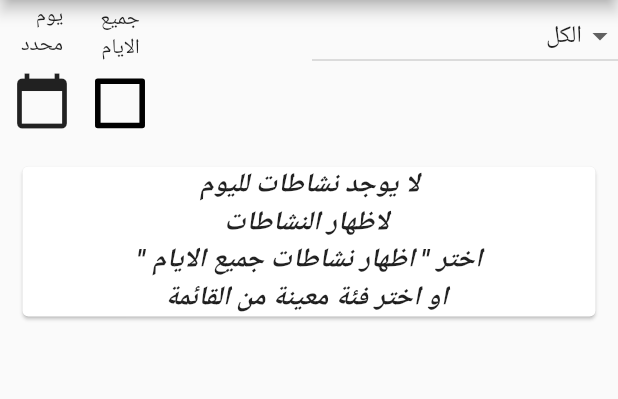
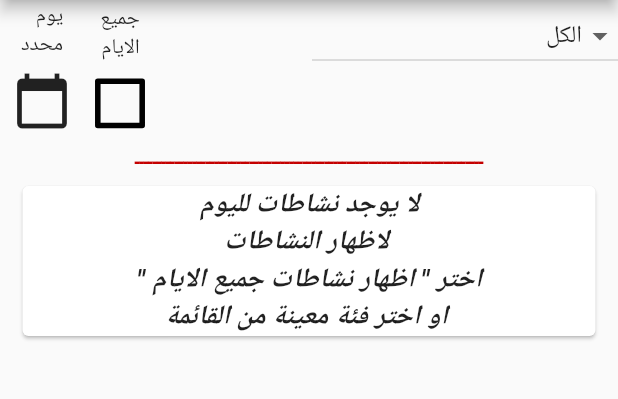
Before and after one commit to AbdallahDev/events_flutter, a Flutter app: the screen it shows after launch, on a phone screen of 412 x 824 dp, the part 84-483 px from its top. Run offline on Flutter 3.47's test engine with Material 2 defaults, Android fonts, the phone set to English and light mode, and no system bars; our stand-ins replace device_info, firebase_messaging, flutter_local_notifications; missing offline and left inert: date_range_picker; accounts and stored records are empty; network calls fail.

Commit message:
I've added a line separator between the top row and the list that views the events.

```diff
--- a/lib/ui/home.dart
+++ b/lib/ui/home.dart
@@ -379,9 +379,16 @@ class _HomeState extends State<Home> {
                 ),
               ],
             ),
+            Text(
+              "ـــــــــــــــــــــــــــــــــــــــــــــــــــــــــــــــــــــــــــــــ",
+              style: TextStyle(
+                  color: Color.fromRGBO(196, 0, 0, 1),
+                  fontWeight: FontWeight.bold),
+            ),
+            Container(height: 5,),
             Flexible(
               child: ListView.builder(
-                  padding: EdgeInsets.all(11),
+                  padding: EdgeInsets.only(left: 11, right: 11),
                   itemCount: _events.length,
                   itemBuilder: (context, position) {
                     return _eventWidget(position);
```
